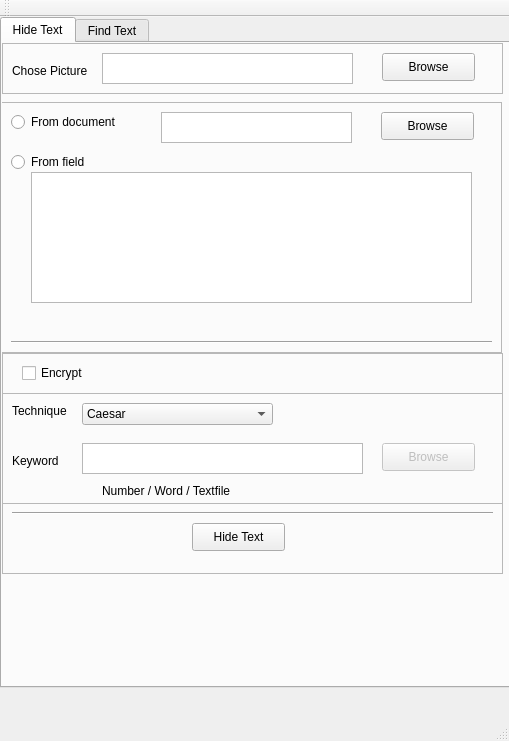
First picture: the form in difftests.ui, repository HAW-AI/Steganography, before the edit.
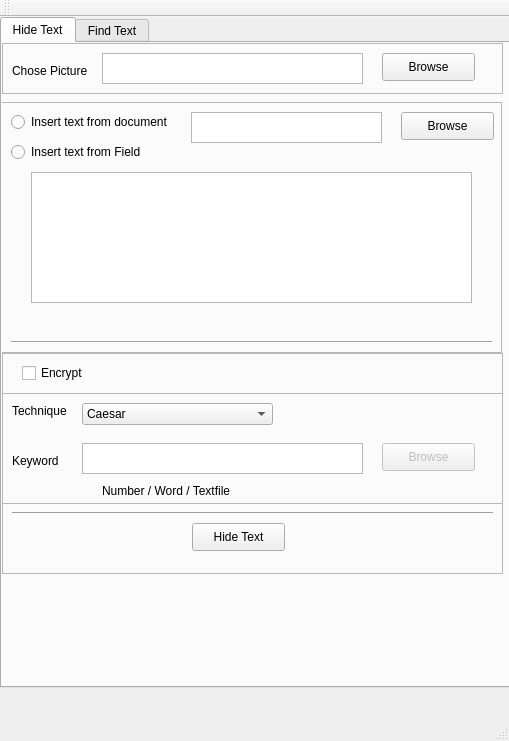
Second picture: the form after the edit.

Patch:
```diff
--- a/difftests.ui
+++ b/difftests.ui
@@ -63,7 +63,7 @@
         <rect>
          <x>100</x>
          <y>10</y>
-         <width>251</width>
+         <width>261</width>
          <height>31</height>
         </rect>
        </property>
@@ -113,31 +113,31 @@
         <rect>
          <x>10</x>
          <y>10</y>
-         <width>141</width>
+         <width>171</width>
          <height>20</height>
         </rect>
        </property>
        <property name="text">
-        <string>From document</string>
+        <string>Insert text from document</string>
        </property>
       </widget>
       <widget class="QRadioButton" name="textFromFieldRadio">
        <property name="geometry">
         <rect>
          <x>10</x>
-         <y>50</y>
-         <width>141</width>
+         <y>40</y>
+         <width>151</width>
          <height>20</height>
         </rect>
        </property>
        <property name="text">
-        <string>From field</string>
+        <string>Insert text from Field</string>
        </property>
       </widget>
       <widget class="QTextEdit" name="textPathTextField">
        <property name="geometry">
         <rect>
-         <x>160</x>
+         <x>190</x>
          <y>10</y>
          <width>191</width>
          <height>31</height>
@@ -153,7 +153,7 @@
       <widget class="QPushButton" name="textBrowseButton">
        <property name="geometry">
         <rect>
-         <x>380</x>
+         <x>400</x>
          <y>10</y>
          <width>93</width>
          <height>28</height>
```
Left out of the diff: 16 changed lines with no effect on the pictures.
